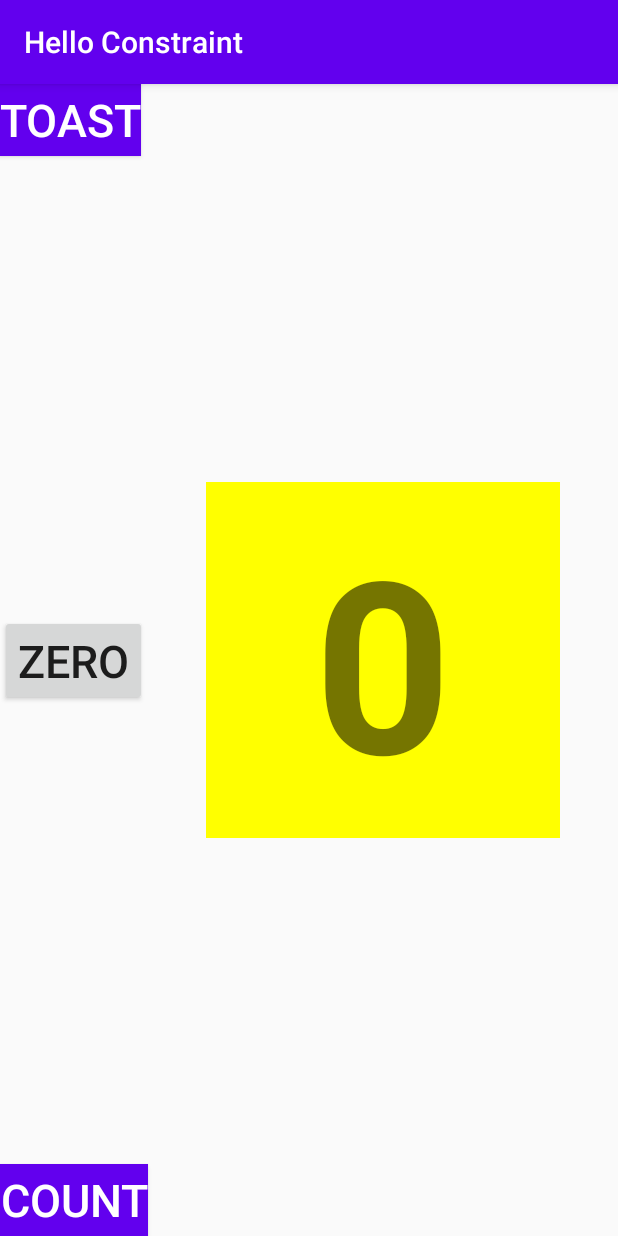
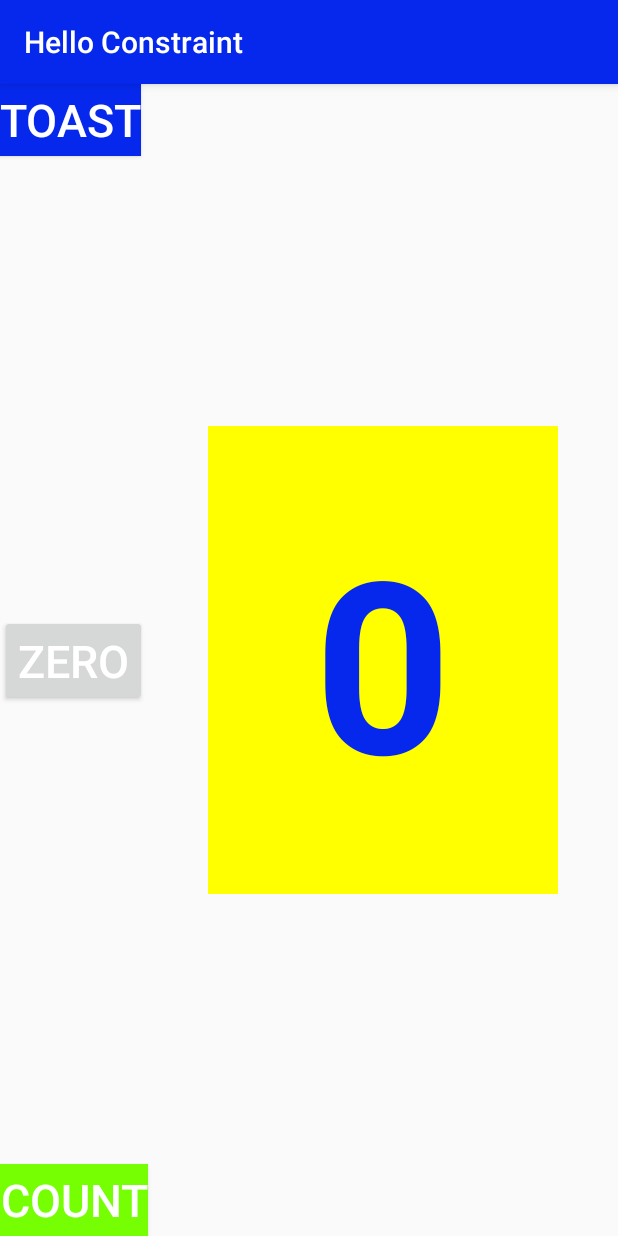
Before and after one commit to brato2120196026/IntelligentMobile, an Android app: the screen it shows after launch (MainActivity), after a tap on "TOAST", on a phone screen of 412 x 824 dp. Run offline under Robolectric (Android 15) with nearby library versions, the phone set to English and light mode, and no system bars.

Commit message:
Adding HelloConstraint Homework

```diff
--- a/app/src/main/java/com/example/helloconstraint/MainActivity.java
+++ b/app/src/main/java/com/example/helloconstraint/MainActivity.java
@@ -2,6 +2,7 @@ package com.example.helloconstraint;
 
 import androidx.appcompat.app.AppCompatActivity;
 
+import android.annotation.SuppressLint;
 import android.graphics.Color;
 import android.os.Bundle;
 import android.view.View;
@@ -14,7 +15,7 @@ import com.example.hellotoast.R;
 public class MainActivity extends AppCompatActivity {
     private int mCount = 0, resetZero = 0;
     private TextView mShowCount;
-    private Button button_zero, button_count, button_toast;
+    private Button button_zero, button_count;
     private int pink;
 
 
@@ -24,25 +25,25 @@ public class MainActivity extends AppCompatActivity {
         setContentView(R.layout.activity_main);
         mShowCount = (TextView) findViewById(R.id.show_count);
         button_count= (Button) findViewById(R.id.button_count);
-        button_toast = (Button)findViewById(R.id.button_toast);
         button_zero = (Button)findViewById(R.id.button_zero);
 
     }
 
 //Toast method
     public void showToast(View view) {
-        Toast toast = Toast.makeText(this, R.string.toast_message, Toast.LENGTH_SHORT);
-        toast.show();
+         Toast.makeText(this, R.string.toast_message, Toast.LENGTH_SHORT).show();
     }
 
 //Count method
+    @SuppressLint("SetTextI18n")
     public void countUp(View view) {
         ++mCount;
         if (mShowCount != null)
             mShowCount.setText(Integer.toString(mCount));
-            button_zero.setBackgroundColor(getResources().getColor(R.color.pink));;
+            button_zero.setBackgroundColor(getResources().getColor(R.color.pink));
     }
 
+    @SuppressLint("SetTextI18n")
     public void setZero(View view) {
         mShowCount.setText(Integer.toString(mCount=0));
         button_zero.setBackgroundColor(Color.GRAY);
--- a/app/src/main/res/layout/activity_main.xml
+++ b/app/src/main/res/layout/activity_main.xml
@@ -24,7 +24,7 @@
         android:id="@+id/button_count"
         android:layout_width="wrap_content"
         android:layout_height="wrap_content"
-        android:background="@color/colorPrimary"
+        android:background="#76FF03"
         android:onClick="countUp"
         android:text="@string/count"
         android:textColor="@android:color/white"
@@ -34,12 +34,13 @@
 
     <TextView
         android:id="@+id/show_count"
-        android:layout_width="236dp"
-        android:layout_height="237dp"
+        android:layout_width="233dp"
+        android:layout_height="312dp"
         android:background="#FFFF00"
         android:gravity="center_vertical"
         android:text="@string/_0"
         android:textAlignment="center"
+        android:textColor="@color/colorPrimary"
         android:textSize="160sp"
         android:textStyle="bold"
         app:layout_constraintBottom_toBottomOf="parent"
@@ -52,13 +53,14 @@
         android:id="@+id/button_zero"
         android:layout_width="wrap_content"
         android:layout_height="wrap_content"
+        android:onClick="setZero"
         android:text="@string/zero1"
+        android:textColor="@android:color/white"
         android:textSize="30sp"
         app:layout_constraintBottom_toTopOf="@+id/button_count"
         app:layout_constraintStart_toStartOf="parent"
         app:layout_constraintTop_toBottomOf="@+id/button_toast"
-        tools:ignore="MissingConstraints"
-        android:onClick="setZero"/>
+        tools:ignore="MissingConstraints" />
 
 
 </androidx.constraintlayout.widget.ConstraintLayout>
--- a/app/src/main/res/values/colors.xml
+++ b/app/src/main/res/values/colors.xml
@@ -1,7 +1,7 @@
 <?xml version="1.0" encoding="utf-8"?>
 <resources>
-    <color name="colorPrimary">#6200EE</color>
-    <color name="colorPrimaryDark">#3700B3</color>
+    <color name="colorPrimary">#0528EC</color>
+    <color name="colorPrimaryDark">#0323D1</color>
     <color name="colorAccent">#03DAC5</color>
     <color name="pink">#FF4081</color>
 
```
